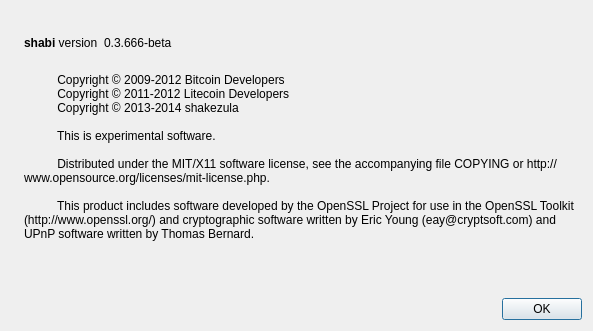
Before: the Qt Designer form src/qt/forms/aboutdialog.ui in nightlock/shabi, drawn with Qt 5.
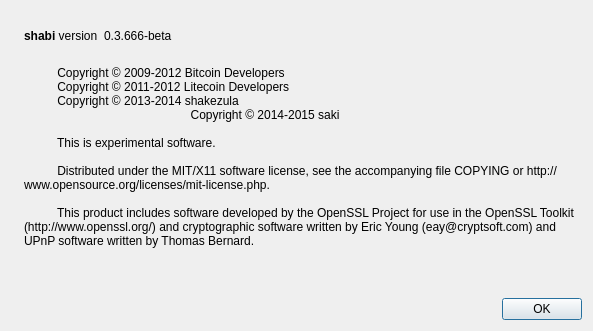
After: the same form once the commit is applied. Icons and pictures are not drawn.

Patch:
```diff
--- a/src/qt/forms/aboutdialog.ui
+++ b/src/qt/forms/aboutdialog.ui
@@ -98,6 +98,7 @@
           Copyright © 2009-2012 Bitcoin Developers
           Copyright © 2011-2012 Litecoin Developers
           Copyright © 2013-2014 shakezula 
+		  Copyright © 2014-2015 saki
 
           This is experimental software. 
 
```
